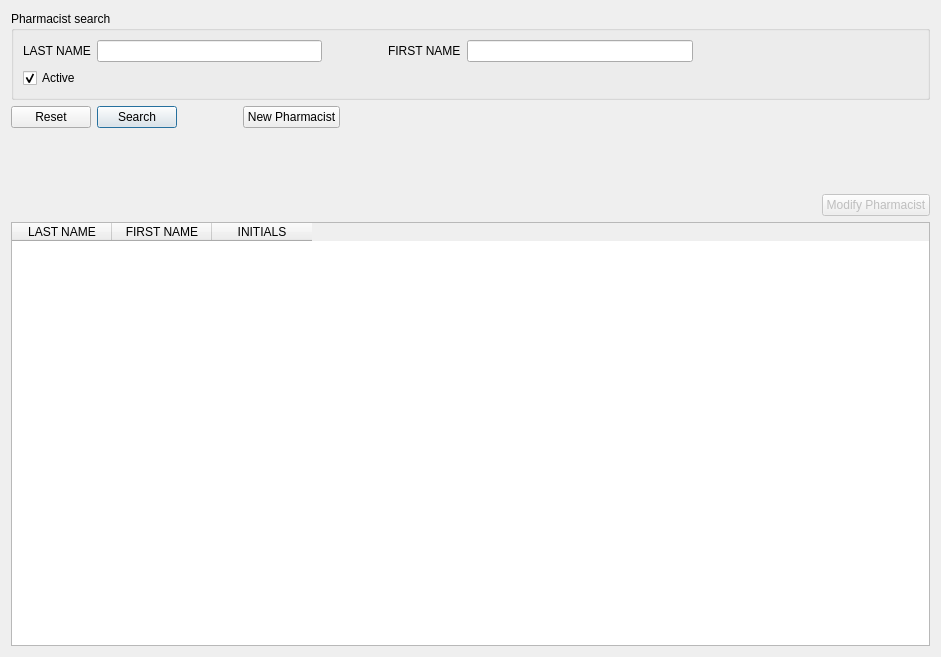
Above: src/pharmacistframe.ui from kyledevans/Medicine-Track before the change. Below: the same form after it.
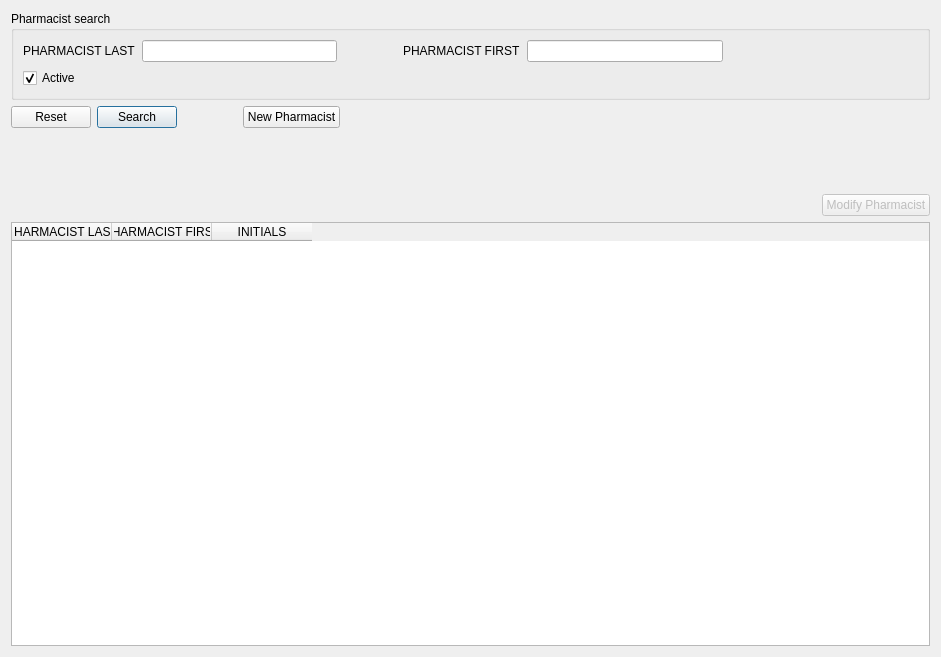
That is the form after the change.

Commit message: Converting ui strings so they can be translated.

The edit to the form file:
```diff
--- a/src/pharmacistframe.ui
+++ b/src/pharmacistframe.ui
@@ -28,14 +28,14 @@
         <item>
          <widget class="QLabel" name="lastLabel">
           <property name="text">
-           <string>LAST NAME</string>
+           <string comment="PHARMACIST LAST SEARCH LABEL">PHARMACIST LAST</string>
           </property>
          </widget>
         </item>
         <item>
          <widget class="QLineEdit" name="lastField">
-          <property name="text">
-           <string notr="true"/>
+          <property name="toolTip">
+           <string comment="PHARMACIST LAST SEARCH TOOLTIP">PHARMACIST LAST</string>
           </property>
          </widget>
         </item>
@@ -58,14 +58,14 @@
         <item>
          <widget class="QLabel" name="firstLabel">
           <property name="text">
-           <string>FIRST NAME</string>
+           <string comment="PHARMACIST FIRST SEARCH LABEL">PHARMACIST FIRST</string>
           </property>
          </widget>
         </item>
         <item>
          <widget class="QLineEdit" name="firstField">
-          <property name="text">
-           <string notr="true"/>
+          <property name="toolTip">
+           <string comment="PHARMACIST FIRST SEARCH TOOLTIP">PHARMACIST FIRST</string>
           </property>
          </widget>
         </item>
@@ -236,12 +236,12 @@
      </attribute>
      <column>
       <property name="text">
-       <string>LAST NAME</string>
+       <string comment="PHARMACIST LAST DISPLAY LABEL">PHARMACIST LAST</string>
       </property>
      </column>
      <column>
       <property name="text">
-       <string>FIRST NAME</string>
+       <string comment="PHARMACIST FIRST DISPLAY LABEL">PHARMACIST FIRST</string>
       </property>
      </column>
      <column>
```
Left out of the diff: 17 changed lines with no effect on the pictures. The commit also changes 5 other files.
